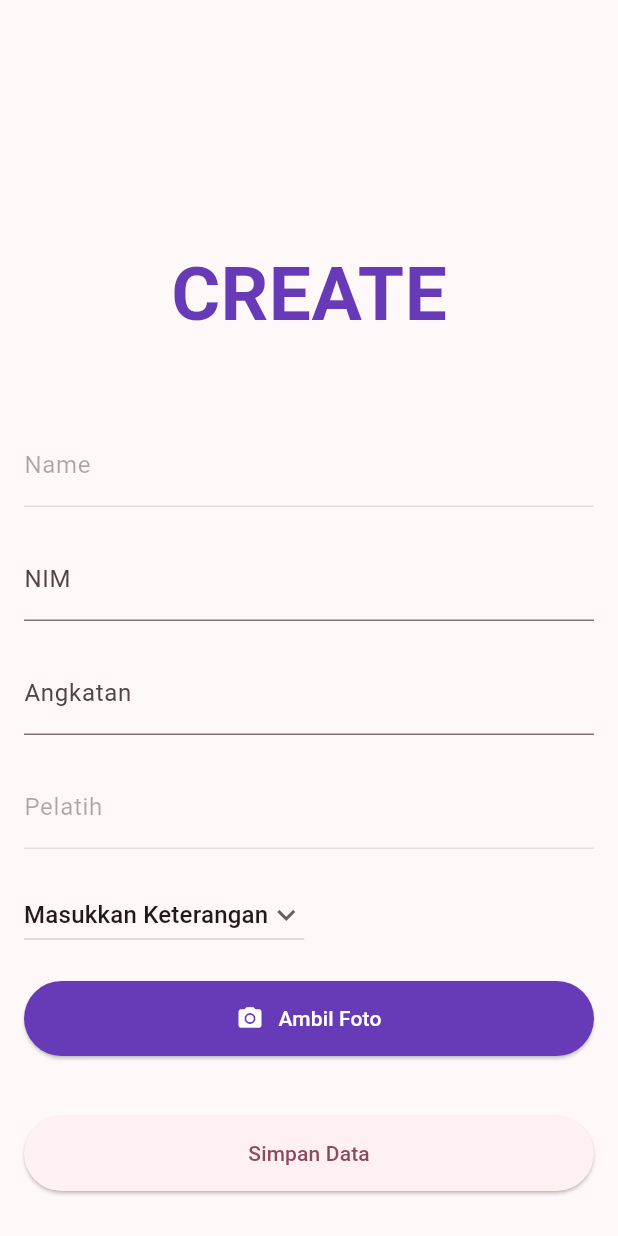
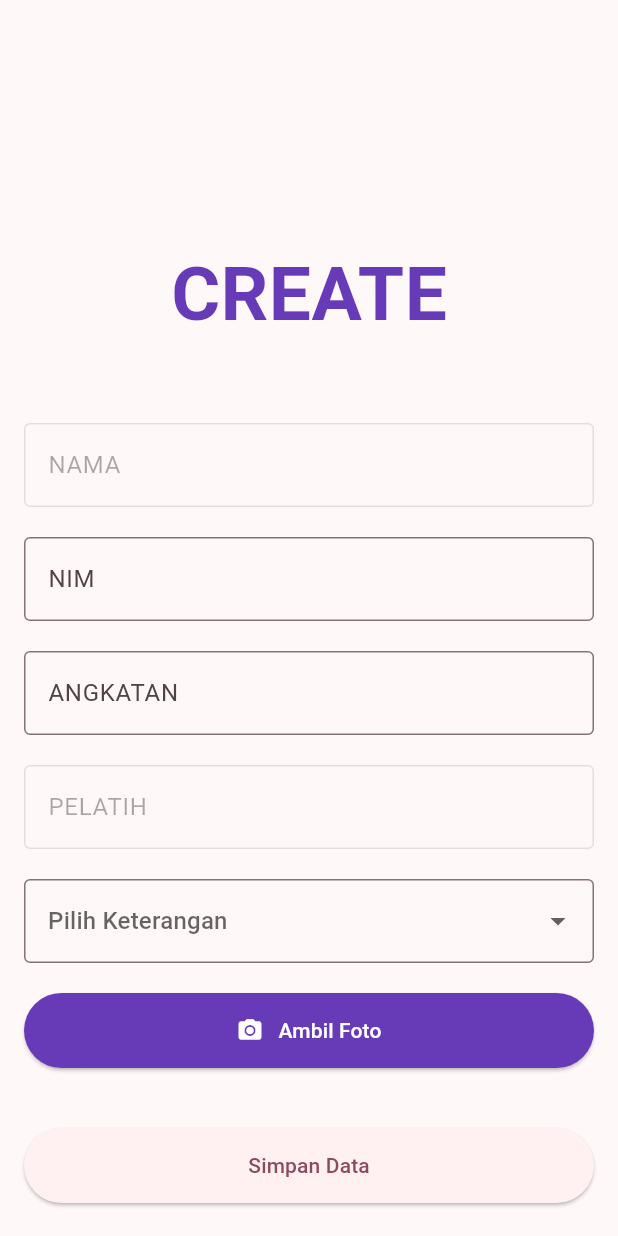
Before and after one commit to bellasoniadwi/Base_Flutter, a Flutter app: the AddStudent screen opened directly, on a phone screen of 412 x 824 dp. Run offline on Flutter 3.47's test engine with Material 2 defaults, Android fonts, the light colour scheme and no system bars; our stand-ins replace cloud_firestore, firebase_auth, firebase_core, firebase_storage, flutter_speed_dial, geocoding and 3 more; missing offline and left inert: flutter_barcode_scanner; accounts and stored records are empty.

Commit message:
update decoration create

```diff
--- a/lib/screens/addStudent.dart
+++ b/lib/screens/addStudent.dart
@@ -27,6 +27,9 @@ class _AddStudent extends State<AddStudent> {
   DateTime selectedDate = DateTime.now();
   String imageUrl = '';
   String _imagePath = '';
+
+  String? _selectedValue;
+  List<String> listOfValue = ['Masuk', 'Izin', 'Sakit'];
 
   // Fungsi Pick Image dan Penyimpanan ke Firebase
   Future<void> _pickAndSetImage(Function(String) setImageUrl) async {
@@ -128,7 +131,11 @@ class _AddStudent extends State<AddStudent> {
               ),
               TextField(
                 controller: _nameController,
-                decoration: InputDecoration(labelText: 'Name'),
+                decoration: InputDecoration(
+                    border: const OutlineInputBorder(),
+                    hintText: 'Masukkan Nama',
+                    labelText: 'NAMA',
+                ),
                 enabled: false,
               ),
               const SizedBox(
@@ -136,7 +143,11 @@ class _AddStudent extends State<AddStudent> {
               ),
               TextField(
                 controller: _nimController,
-                decoration: InputDecoration(labelText: 'NIM'),
+                decoration: InputDecoration(
+                    border: const OutlineInputBorder(),
+                    hintText: 'Masukkan Nim',
+                    labelText: 'NIM',
+                ),
                 inputFormatters: [FilteringTextInputFormatter.digitsOnly],
                 keyboardType: TextInputType.number,
               ),
@@ -145,7 +156,11 @@ class _AddStudent extends State<AddStudent> {
               ),
               TextField(
                 controller: _angkatanController,
-                decoration: InputDecoration(labelText: 'Angkatan'),
+                decoration: InputDecoration(
+                    border: const OutlineInputBorder(),
+                    hintText: 'Masukkan Angkatan',
+                    labelText: 'ANGKATAN',
+                ),
                 inputFormatters: [
                   FilteringTextInputFormatter
                       .digitsOnly // Hanya menerima input angka
@@ -157,32 +172,43 @@ class _AddStudent extends State<AddStudent> {
               ),
               TextField(
                 controller: _pelatihController,
-                decoration: InputDecoration(labelText: 'Pelatih'),
+                decoration: InputDecoration(
+                    border: const OutlineInputBorder(),
+                    hintText: 'Masukkan Pelatih',
+                    labelText: 'PELATIH',
+                ),
                 enabled: false,
               ),
               const SizedBox(
                 height: 20.0,
               ),
-              DropdownButton<String?>(
-                // Initial Value
-                value: dropdownvalue,
-
-                // Down Arrow Icon
-                icon: const Icon(Icons.keyboard_arrow_down),
-
-                // Array list of items
-                items: items.map<DropdownMenuItem<String?>>((String items) {
-                  return DropdownMenuItem(
-                    value: items,
-                    child: Text(items),
-                  );
-                }).toList(), // After selecting the desired option,it will
-                // change button value to selected value
+              DropdownButtonFormField(
+                decoration: InputDecoration(
+                  border: const OutlineInputBorder(),
+                ),
+                value: _selectedValue,
+                hint: Text(
+                  'Pilih Keterangan',
+                ),
+                isExpanded: true,
                 onChanged: (value) {
                   setState(() {
-                    dropdownvalue = value!;
+                    _selectedValue = value as String?;
                   });
                 },
+                onSaved: (value) {
+                  setState(() {
+                    _selectedValue = value as String?;
+                  });
+                },
+                items: listOfValue.map((String val) {
+                  return DropdownMenuItem(
+                    value: val,
+                    child: Text(
+                      val,
+                    ),
+                  );
+                }).toList(),
               ),
               const SizedBox(
                 height: 20.0,
@@ -225,7 +251,7 @@ class _AddStudent extends State<AddStudent> {
                   final String name = _nameController.text;
                   final String nim = _nimController.text;
                   final String angkatan = _angkatanController.text;
-                  final String keterangan = dropdownvalue;
+                  final String keterangan = _selectedValue.toString();
                   final String pelatih = _pelatihController.text;
 
                   // Get current latitude and longitude
```
